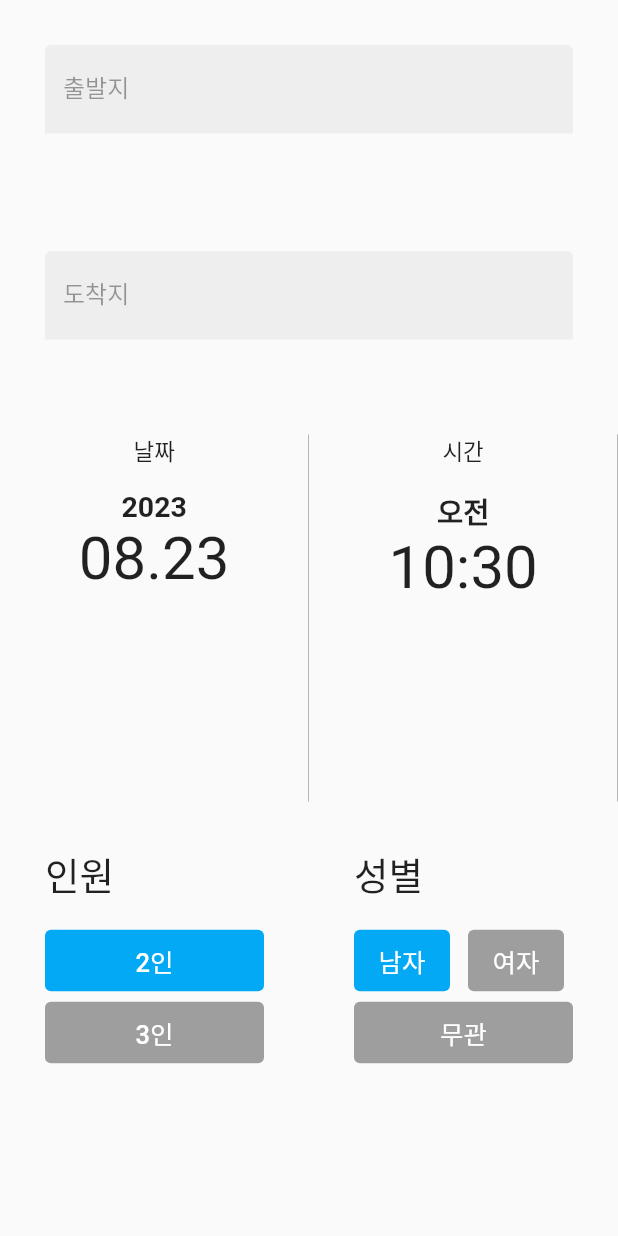
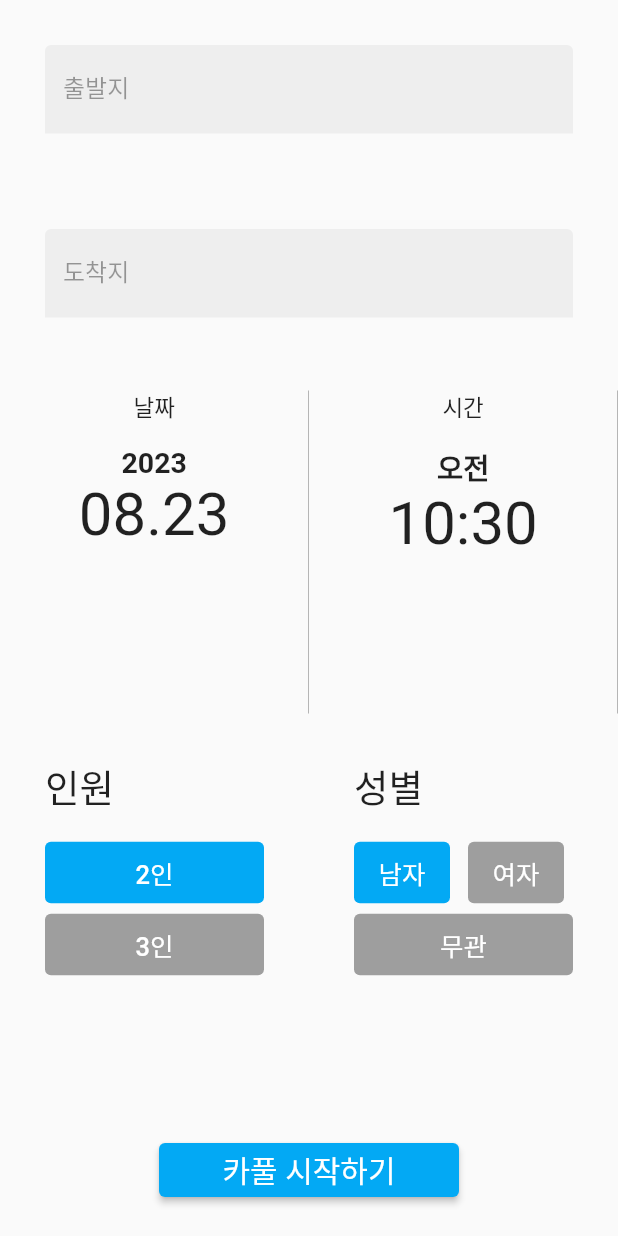
Before and after one commit to OBJECT-INHATC/INHA_CARPOOL_APP, a Flutter app: the RecruitPage screen opened directly, on a phone screen of 412 x 824 dp. Run offline on Flutter 3.47's test engine with Material 2 defaults, Android fonts, the phone set to English and light mode, and no system bars; our stand-ins replace after_layout, easy_localization, eva_icons_flutter, flutter_cache_manager, flutter_dotenv, flutter_native_splash and 10 more; missing offline and left inert: app_settings, nav; accounts and stored records are empty.

Commit message:
feat(recruit) : 카풀 시작 버튼 추가
커밋

```diff
--- a/inha_carpool/lib/screen/recruit/s_recruit.dart
+++ b/inha_carpool/lib/screen/recruit/s_recruit.dart
@@ -1,13 +1,11 @@
 import 'package:flutter/cupertino.dart';
 import 'package:flutter/material.dart';
 import 'package:inha_Carpool/common/common.dart';
-import 'package:inha_Carpool/screen/recruit/s_map.dart';
 import 'package:inha_Carpool/screen/recruit/w_dateTimePic.dart';
 import 'package:inha_Carpool/screen/recruit/w_gender.dart';
 import 'package:inha_Carpool/screen/recruit/w_recruit_location.dart';
 import 'package:inha_Carpool/screen/recruit/w_select_nop.dart';
 
-import '../main/tab/carpool/s_masterroom.dart';
 
 class RecruitPage extends StatefulWidget {
   RecruitPage({super.key});
@@ -115,6 +113,20 @@ class _RecruitPageState extends State<RecruitPage> {
                 ],
               ),
             ),
+            Container(
+              margin: EdgeInsets.symmetric(vertical: 20),
+              child: ElevatedButton(
+                style: ButtonStyle(
+                  backgroundColor: MaterialStateProperty.all(Colors.lightBlue),
+                  // 버튼 배경색
+                  fixedSize: MaterialStateProperty.all(Size(200, 30)), // 버튼 크기
+                ),
+                onPressed: () {
+                  // TODO: 카풀 시작하기 버튼을 눌렀을 때의 동작 추가
+                },
+                child: '카풀 시작하기'.text.size(20).white.make(),
+              ),
+            ),
           ],
         ),
       ),
```
